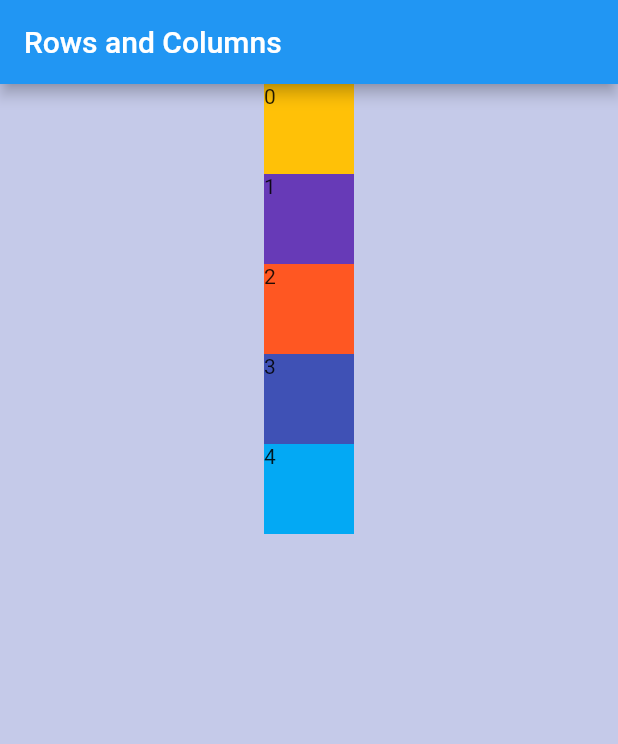
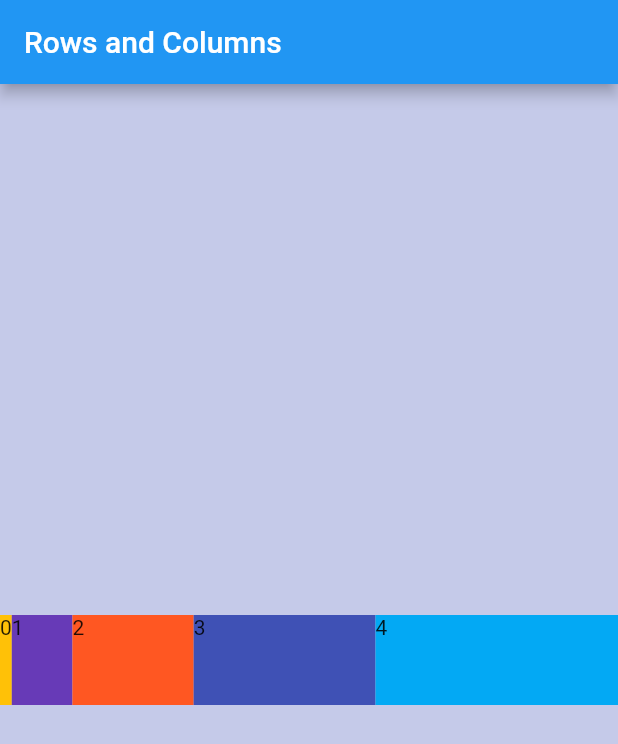
Before and after one commit to yuljlee/cr_demo, a Flutter app: the screen it shows after launch, on a phone screen of 412 x 824 dp. Shown: the top 744 px of the screen. Run offline on Flutter 3.47's test engine with Material 2 defaults, Android fonts, the phone set to English and light mode, and no system bars.

Commit message:
Add flex

```diff
--- a/lib/main.dart
+++ b/lib/main.dart
@@ -29,7 +29,11 @@ class Home extends StatelessWidget {
     return Container(
       width: sizeX,
       height: sizeY,
-      child: Column(
+      child: Row(
+        //verticalDirection: VerticalDirection.down,
+        //textDirection: TextDirection.ltr,
+        mainAxisAlignment: MainAxisAlignment.spaceAround,
+        crossAxisAlignment: CrossAxisAlignment.center,
         children: createSquares(5)
       ),
     );
@@ -42,12 +46,14 @@ class Home extends StatelessWidget {
 
     List<Widget> squares = List<Widget>();
     while (i < numSquares) {
-      Container square = Container(
+      Expanded square = Expanded(
+        flex: i,
+        child: Container(
         color: colors[i],
-        width: 60,
+        //width: 60,
         height: 60,
         child: Text(i.toString()),
-      );
+      ));
       i++;
       squares.add(square);
     }
```
